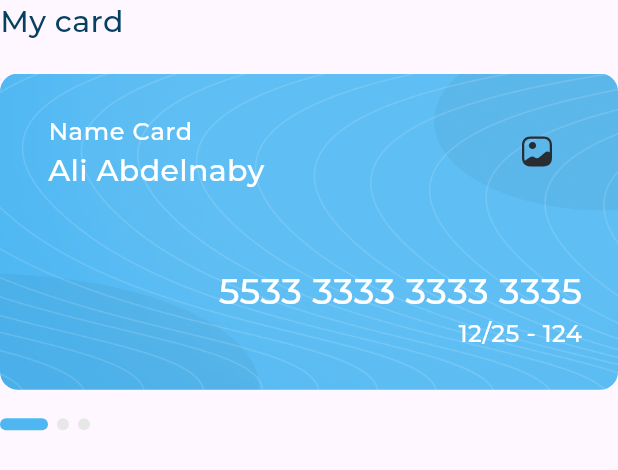
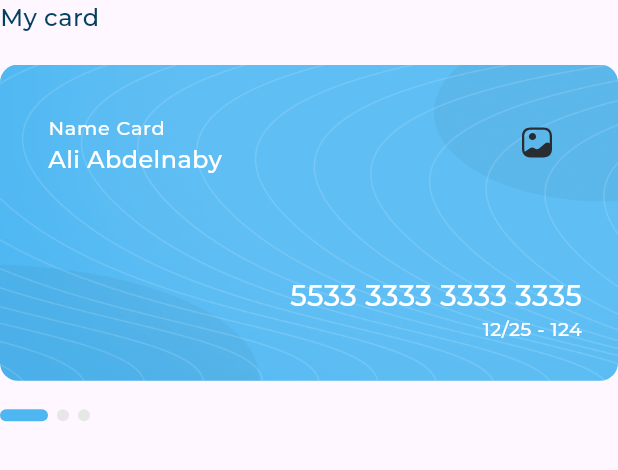
Before and after one commit to aliabdelnaby/responsive-dashboard, a Flutter app: the MyCardSection widget shown alone on an empty page, opened directly, on a phone screen of 412 x 824 dp. Shown: the top 470 px of the screen. Run offline on Flutter 3.47's test engine with Material 3 defaults, Android fonts, the phone set to English and light mode, and no system bars; drawn by our look-alikes of expandable_page_view; our stand-ins replace fl_chart, flutter_svg; project files that could hold a hidden picture were left out.

Commit message:
Responsive font size [1]

```diff
--- a/lib/core/utils/app_styles.dart
+++ b/lib/core/utils/app_styles.dart
@@ -1,68 +1,123 @@
+import 'dart:ui';
+
 import 'package:flutter/material.dart';
+import 'package:responsive_admin_dashboard/core/utils/size_config.dart';
 
 abstract class AppStyles {
-  static const TextStyle styleRegular16 = TextStyle(
-    color: Color(0xFF064060),
-    fontSize: 16,
+  static TextStyle styleRegular16 = TextStyle(
+    color: const Color(0xFF064060),
+    fontSize: getResponsiveFontSize(fontSize: 16),
     fontFamily: 'Montserrat',
     fontWeight: FontWeight.w400,
   );
-  static const TextStyle styleBold16 = TextStyle(
-    color: Color(0xFF4EB7F2),
-    fontSize: 16,
+  static TextStyle styleBold16 = TextStyle(
+    color: const Color(0xFF4EB7F2),
+    fontSize: getResponsiveFontSize(fontSize: 16),
     fontFamily: 'Montserrat',
     fontWeight: FontWeight.w700,
   );
-  static const TextStyle styleMedium16 = TextStyle(
-    color: Color(0xFF064060),
-    fontSize: 16,
+  static TextStyle styleMedium16 = TextStyle(
+    color: const Color(0xFF064060),
+    fontSize: getResponsiveFontSize(fontSize: 16),
     fontFamily: 'Montserrat',
     fontWeight: FontWeight.w500,
   );
-  static const TextStyle styleMedium20 = TextStyle(
-    color: Color(0xFFFFFFFF),
-    fontSize: 20,
+  static TextStyle styleMedium20 = TextStyle(
+    color: const Color(0xFFFFFFFF),
+    fontSize: getResponsiveFontSize(fontSize: 20),
     fontFamily: 'Montserrat',
     fontWeight: FontWeight.w500,
   );
-  static const TextStyle styleSemiBold16 = TextStyle(
-    color: Color(0xFF064060),
-    fontSize: 16,
+  static TextStyle styleSemiBold16 = TextStyle(
+    color: const Color(0xFF064060),
+    fontSize: getResponsiveFontSize(fontSize: 16),
     fontFamily: 'Montserrat',
     fontWeight: FontWeight.w600,
   );
 
-  static const TextStyle styleSemiBold20 = TextStyle(
-    color: Color(0xFF064060),
-    fontSize: 20,
+  static TextStyle styleSemiBold20 = TextStyle(
+    color: const Color(0xFF064060),
+    fontSize: getResponsiveFontSize(fontSize: 20),
     fontFamily: 'Montserrat',
     fontWeight: FontWeight.w600,
   );
-  static const TextStyle styleRegular12 = TextStyle(
-    color: Color(0xFFAAAAAA),
-    fontSize: 12,
+  static TextStyle styleRegular12 = TextStyle(
+    color: const Color(0xFFAAAAAA),
+    fontSize: getResponsiveFontSize(fontSize: 12),
     fontFamily: 'Montserrat',
     fontWeight: FontWeight.w400,
   );
 
-  static const TextStyle styleSemiBold24 = TextStyle(
-    color: Color(0xFF4EB7F2),
-    fontSize: 24,
+  static TextStyle styleSemiBold24 = TextStyle(
+    color: const Color(0xFF4EB7F2),
+    fontSize: getResponsiveFontSize(fontSize: 24),
     fontFamily: 'Montserrat',
     fontWeight: FontWeight.w600,
   );
 
-  static const TextStyle styleRegular14 = TextStyle(
-    color: Color(0xFFAAAAAA),
-    fontSize: 14,
+  static TextStyle styleRegular14 = TextStyle(
+    color: const Color(0xFFAAAAAA),
+    fontSize: getResponsiveFontSize(fontSize: 14),
     fontFamily: 'Montserrat',
     fontWeight: FontWeight.w400,
   );
 
-  static const TextStyle styleSemiBold18 = TextStyle(
-    color: Color(0xFFFFFFFF),
-    fontSize: 18,
+  static TextStyle styleSemiBold18 = TextStyle(
+    color: const Color(0xFFFFFFFF),
+    fontSize: getResponsiveFontSize(fontSize: 18),
     fontFamily: 'Montserrat',
     fontWeight: FontWeight.w600,
   );
 }
+
+//* get Responsive Font Size Method
+double getResponsiveFontSize({required double fontSize}) {
+  double scaleFactor = getScaleFactor();
+  double responsiveFontSize = fontSize * scaleFactor;
+
+  double lowerLimit = fontSize * 0.8;
+  double upperLimit = fontSize * 1.2;
+
+  return responsiveFontSize.clamp(lowerLimit, upperLimit);
+}
+
+double getScaleFactor() {
+  var dispatcher = PlatformDispatcher.instance;
+  var physicalWidth = dispatcher.views.first.physicalSize.width;
+  var devicePixelRatio = dispatcher.views.first.devicePixelRatio;
+  var width = physicalWidth / devicePixelRatio;
+
+  if (width < SizeConfig.tablet) {
+    return width / 550;
+  } else if (width < SizeConfig.desktop) {
+    return width / 1000;
+  } else {
+    return width / 1920;
+  }
+}
+
+
+
+//* get Responsive Font Size Method
+
+// double getResponsiveFontSize(BuildContext context,
+//     {required double fontSize}) {
+//   double scaleFactor = getScaleFactor(context);
+//   double responsiveFontSize = fontSize * scaleFactor;
+
+//   double lowerLimit = fontSize * 0.8;
+//   double upperLimit = fontSize * 1.2;
+
+//   return responsiveFontSize.clamp(lowerLimit, upperLimit);
+// }
+
+// double getScaleFactor(BuildContext context) {
+//   double width = MediaQuery.of(context).size.width;
+//   if (width < SizeConfig.tablet) {
+//     return width / 550;
+//   } else if (width < SizeConfig.desktop) {
+//     return width / 1000;
+//   } else {
+//     return width / 1500;
+//   }
+// }
--- a/lib/widgets/all_expenses_header.dart
+++ b/lib/widgets/all_expenses_header.dart
@@ -7,16 +7,16 @@ class AllExpensesHeader extends StatelessWidget {
 
   @override
   Widget build(BuildContext context) {
-    return const Row(
+    return Row(
       children: [
         Text(
           "All Expenses",
           style: AppStyles.styleSemiBold20,
         ),
-        Expanded(
+        const Expanded(
           child: SizedBox(),
         ),
-        RangeOptions(),
+        const RangeOptions(),
       ],
     );
   }
--- a/lib/widgets/income_section_header.dart
+++ b/lib/widgets/income_section_header.dart
@@ -9,14 +9,14 @@ class IncomeSectionHeader extends StatelessWidget {
 
   @override
   Widget build(BuildContext context) {
-    return const Row(
+    return Row(
       mainAxisAlignment: MainAxisAlignment.spaceBetween,
       children: [
         Text(
           "Income",
           style: AppStyles.styleSemiBold20,
         ),
-        RangeOptions(),
+        const RangeOptions(),
       ],
     );
   }
--- a/lib/widgets/latest_transaction.dart
+++ b/lib/widgets/latest_transaction.dart
@@ -7,15 +7,15 @@ class LatestTransaction extends StatelessWidget {
 
   @override
   Widget build(BuildContext context) {
-    return const Column(
+    return Column(
       crossAxisAlignment: CrossAxisAlignment.start,
       children: [
         Text(
           "Latest Transaction",
           style: AppStyles.styleMedium16,
         ),
-        SizedBox(height: 12),
-        LatestTransactionListView(),
+        const SizedBox(height: 12),
+        const LatestTransactionListView(),
       ],
     );
   }
--- a/lib/widgets/my_card.dart
+++ b/lib/widgets/my_card.dart
@@ -35,7 +35,7 @@ class MyCard extends StatelessWidget {
                   color: Colors.white,
                 ),
               ),
-              subtitle: const Text(
+              subtitle: Text(
                 "Ali Abdelnaby",
                 style: AppStyles.styleMedium20,
               ),
--- a/lib/widgets/my_card_section.dart
+++ b/lib/widgets/my_card_section.dart
@@ -29,7 +29,7 @@ class _MyCardSectionState extends State<MyCardSection> {
     return Column(
       crossAxisAlignment: CrossAxisAlignment.start,
       children: [
-        const SizedBox(
+        SizedBox(
           width: 420,
           child: Text("My card", style: AppStyles.styleSemiBold20),
         ),
@@ -39,7 +39,6 @@ class _MyCardSectionState extends State<MyCardSection> {
         DotsIndicator(
           currentPageIndex: currentPageIndex,
         ),
-
       ],
     );
   }
--- a/lib/widgets/quick_invoice_heade.dart
+++ b/lib/widgets/quick_invoice_heade.dart
@@ -8,7 +8,7 @@ class QuickInvoiceHeader extends StatelessWidget {
   Widget build(BuildContext context) {
     return Row(
       children: [
-        const Text(
+        Text(
           "Quick Invoice",
           style: AppStyles.styleSemiBold20,
         ),
--- a/lib/widgets/range_options.dart
+++ b/lib/widgets/range_options.dart
@@ -15,14 +15,14 @@ class RangeOptions extends StatelessWidget {
           borderRadius: BorderRadius.circular(12),
         ),
       ),
-      child: const Row(
+      child: Row(
         children: [
           Text(
             "Monthly",
             style: AppStyles.styleMedium16,
           ),
-          SizedBox(width: 18),
-          Icon(
+          const SizedBox(width: 18),
+          const Icon(
             Icons.keyboard_arrow_down_rounded,
             color: Color(0xFF064061),
           ),
--- a/lib/widgets/transaction_history_header.dart
+++ b/lib/widgets/transaction_history_header.dart
@@ -11,7 +11,7 @@ class TransactionHistoryHeader extends StatelessWidget {
     return Row(
       mainAxisAlignment: MainAxisAlignment.spaceBetween,
       children: [
-        const Text(
+        Text(
           'Transaction History',
           style: AppStyles.styleSemiBold20,
         ),
```
